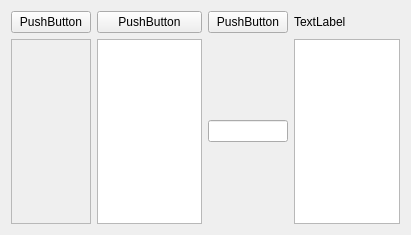
The window that pyside/interface.ui (lc42iq/maxpython_git) describes before a commit, drawn with Qt 5.
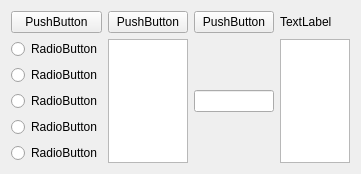
The same window after the commit.

Diff of the .ui file:
```diff
--- a/pyside/interface.ui
+++ b/pyside/interface.ui
@@ -6,8 +6,8 @@
    <rect>
     <x>0</x>
     <y>0</y>
-    <width>411</width>
-    <height>235</height>
+    <width>341</width>
+    <height>158</height>
    </rect>
   </property>
   <property name="windowTitle">
@@ -21,6 +21,13 @@
      </property>
     </widget>
    </item>
+   <item row="1" column="0">
+    <widget class="QPushButton" name="pushButton_2">
+     <property name="text">
+      <string>PushButton</string>
+     </property>
+    </widget>
+   </item>
    <item row="1" column="3">
     <widget class="QLabel" name="mylabel">
      <property name="text">
@@ -38,31 +45,53 @@
      </property>
     </widget>
    </item>
-   <item row="1" column="0">
-    <widget class="QPushButton" name="pushButton_2">
-     <property name="text">
-      <string>PushButton</string>
-     </property>
-    </widget>
-   </item>
-   <item row="2" column="1">
-    <widget class="QListWidget" name="listWidget"/>
-   </item>
-   <item row="2" column="2">
+   <item row="3" column="2">
     <widget class="QLineEdit" name="lineEdit"/>
    </item>
-   <item row="2" column="3">
+   <item row="3" column="1">
+    <widget class="QListWidget" name="listWidget"/>
+   </item>
+   <item row="3" column="3">
     <widget class="QTextEdit" name="textEdit"/>
    </item>
-   <item row="2" column="0">
-    <widget class="QFrame" name="frame">
-     <property name="frameShape">
-      <enum>QFrame::StyledPanel</enum>
-     </property>
-     <property name="frameShadow">
-      <enum>QFrame::Raised</enum>
-     </property>
-    </widget>
+   <item row="3" column="0">
+    <layout class="QVBoxLayout" name="verticalLayout">
+     <item>
+      <widget class="QRadioButton" name="radioButton">
+       <property name="text">
+        <string>RadioButton</string>
+       </property>
+      </widget>
+     </item>
+     <item>
+      <widget class="QRadioButton" name="radioButton_3">
+       <property name="text">
+        <string>RadioButton</string>
+       </property>
+      </widget>
+     </item>
+     <item>
+      <widget class="QRadioButton" name="radioButton_4">
+       <property name="text">
+        <string>RadioButton</string>
+       </property>
+      </widget>
+     </item>
+     <item>
+      <widget class="QRadioButton" name="radioButton_5">
+       <property name="text">
+        <string>RadioButton</string>
+       </property>
+      </widget>
+     </item>
+     <item>
+      <widget class="QRadioButton" name="radioButton_2">
+       <property name="text">
+        <string>RadioButton</string>
+       </property>
+      </widget>
+     </item>
+    </layout>
    </item>
   </layout>
  </widget>
```
